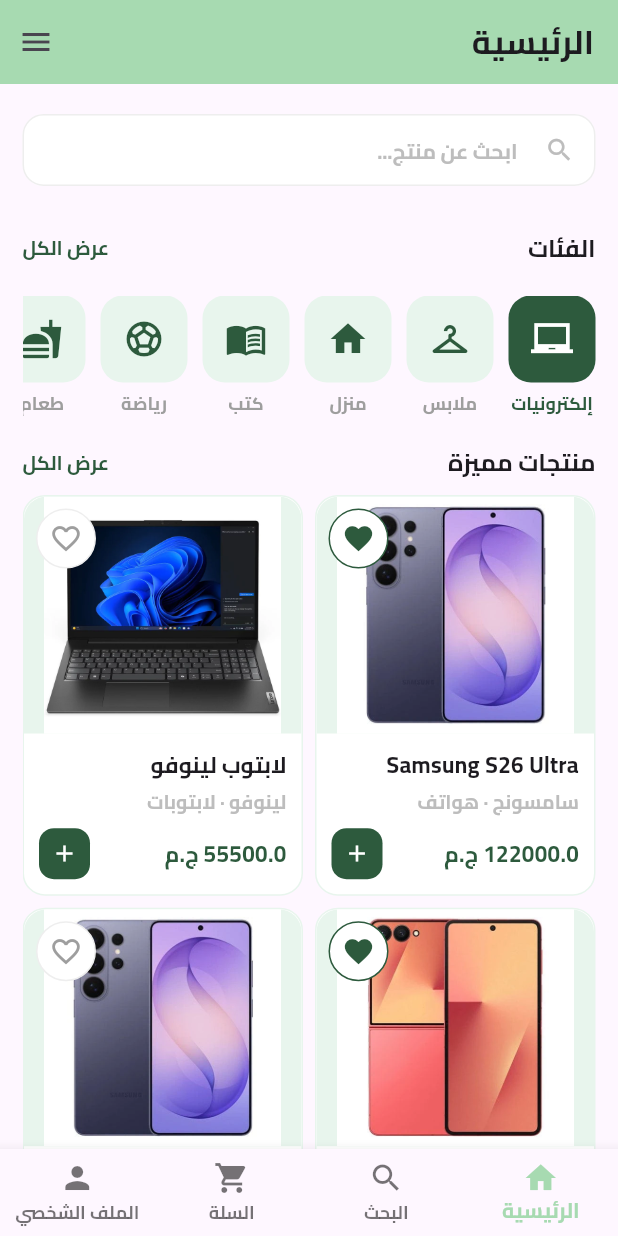
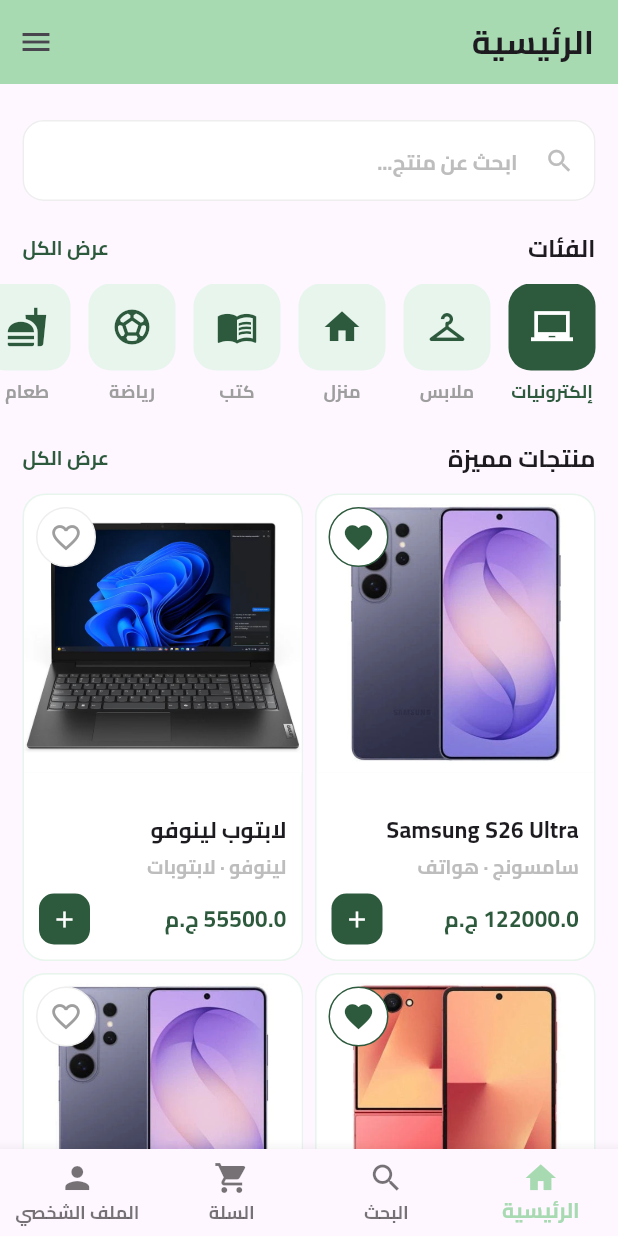
Before and after one commit to mohamedgomaa20/al_masar_day_8, a Flutter app: the screen it shows after launch, on a phone screen of 412 x 824 dp. Run offline on Flutter 3.47's test engine with Material 3 defaults, Android fonts, the phone set to English and light mode, and no system bars; our stand-ins replace font_awesome_flutter.

Commit message:
Refactor `HomeScreen` to use `CustomScrollView` and `Slivers`, update `CustomSearchBar` vertical padding, and adjust layout spacing and styling in home widgets.

```diff
--- a/lib/core/widgets/custom_search_bar.dart
+++ b/lib/core/widgets/custom_search_bar.dart
@@ -21,7 +21,7 @@
         prefixIcon: Icon(prefixIcon, size: 20, color: AppColors.gray400),
         filled: true,
         fillColor: AppColors.white,
-        contentPadding: EdgeInsets.symmetric(horizontal: 12),
+        contentPadding: EdgeInsets.symmetric(horizontal: 12,vertical: 15),
 
         enabledBorder: OutlineInputBorder(
           borderRadius: BorderRadius.circular(14),
--- a/lib/features/home/header_text_widget.dart
+++ b/lib/features/home/header_text_widget.dart
@@ -9,7 +9,9 @@
 
   @override
   Widget build(BuildContext context) {
-    return Row(
+    return Padding(
+      padding: const EdgeInsets.symmetric(horizontal: 15.0),
+      child: Row(
         mainAxisAlignment: .spaceBetween,
         children: [
           Text(
@@ -24,6 +26,7 @@
             ),
           ),
         ],
+      ),
     );
   }
 }
--- a/lib/features/home/home_screen.dart
+++ b/lib/features/home/home_screen.dart
@@ -12,27 +12,32 @@
 
   @override
   Widget build(BuildContext context) {
-    return Padding(
-      padding: const EdgeInsets.symmetric(horizontal: 15.0),
-      child: Column(
-        crossAxisAlignment: CrossAxisAlignment.start,
-        children: [
-          SizedBox(height: 20),
-          CustomSearchBar(
+    return CustomScrollView(
+      slivers: [
+        SliverToBoxAdapter(child: SizedBox(height: 24)),
+
+        SliverToBoxAdapter(
+          child: Padding(
+            padding: EdgeInsets.symmetric(horizontal: 15),
+            child: CustomSearchBar(
               hintText: "ابحث عن منتج...",
               prefixIcon: Icons.search,
             ),
-
-          SizedBox(height: 30),
-          HeaderTextWidget(title: "الفئات", onTap: () {}),
-
-          SizedBox(height: 20),
-          SizedBox(
-            height: 100,
+          ),
+        ),
+        SliverToBoxAdapter(child: SizedBox(height: 20)),
+        SliverToBoxAdapter(
+          child: HeaderTextWidget(title: "الفئات", onTap: () {}),
+        ),
+        SliverToBoxAdapter(child: SizedBox(height: 12)),
+        SliverToBoxAdapter(
+          child: SizedBox(
+            height: 85,
             child: ListView.separated(
               itemCount: CategoryModel.categories.length,
               scrollDirection: .horizontal,
-              separatorBuilder: (context, index) => SizedBox(width: 10),
+              padding: EdgeInsets.symmetric(horizontal: 15),
+              separatorBuilder: (context, index) => SizedBox(width: 12),
               itemBuilder: (context, index) {
                 return CategoryItem(
                   category: CategoryModel.categories[index],
@@ -41,29 +46,30 @@
               },
             ),
           ),
-          HeaderTextWidget(title: "منتجات مميزة", onTap: () {}),
-
-          SizedBox(height: 10),
-          Expanded(
-            child: GridView.builder(
+        ),
+        SliverToBoxAdapter(child: SizedBox(height: 20)),
+        SliverToBoxAdapter(
+          child: HeaderTextWidget(title: "منتجات مميزة", onTap: () {}),
+        ),
+        SliverToBoxAdapter(child: SizedBox(height: 12)),
+        SliverPadding(
+          padding: EdgeInsets.symmetric(horizontal: 15),
+          sliver: SliverGrid.builder(
             itemCount: ProductModel.products.length,
-              shrinkWrap: true,
+            itemBuilder: (context, index) => ProductCard(
+              product: ProductModel.products[index],
+              isFavorite: index % 2 == 0,
+            ),
             gridDelegate: SliverGridDelegateWithFixedCrossAxisCount(
               crossAxisCount: 2,
               crossAxisSpacing: 8,
               mainAxisSpacing: 8,
-                childAspectRatio: 0.7,
-              ),
-              itemBuilder: (context, index) {
-                return ProductCard(
-                  product: ProductModel.products[index],
-                  isFavorite: index % 2 == 0,
-                );
-              },
+              childAspectRatio: .6,
             ),
           ),
+        ),
+        SliverToBoxAdapter(child: SizedBox(height: 20)),
       ],
-      ),
     );
   }
 }
```
Also changed, not shown: lib/features/home/product_card.dart (+5 -2 lines). Lines whose indentation alone changed are shown as unchanged.
